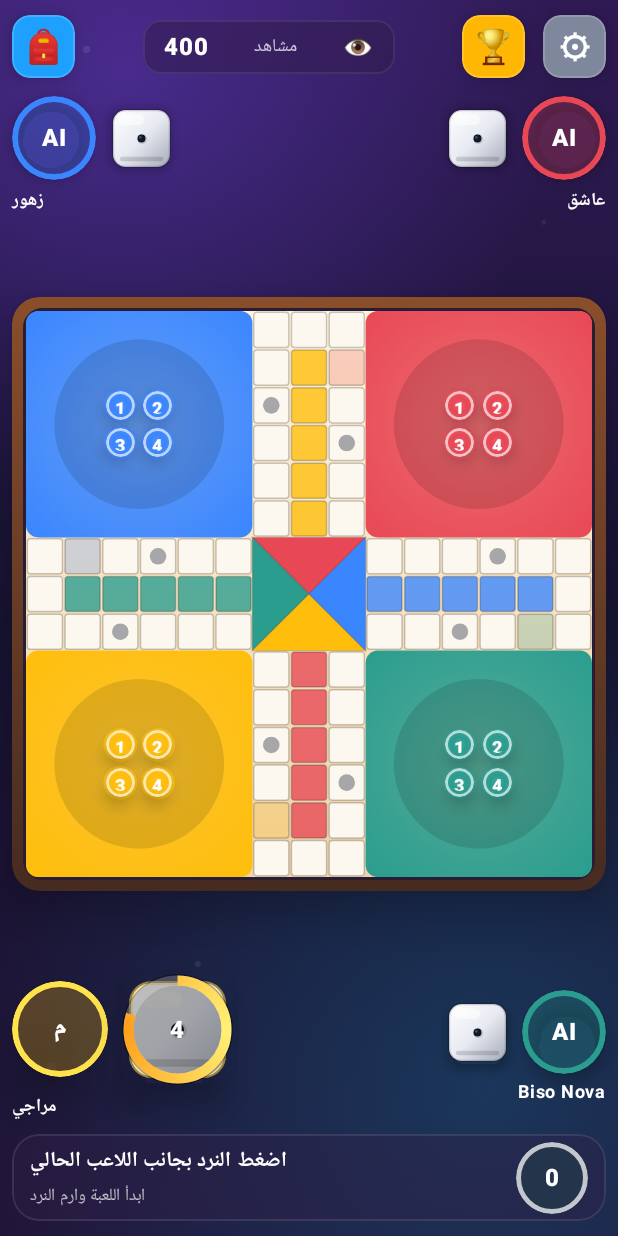
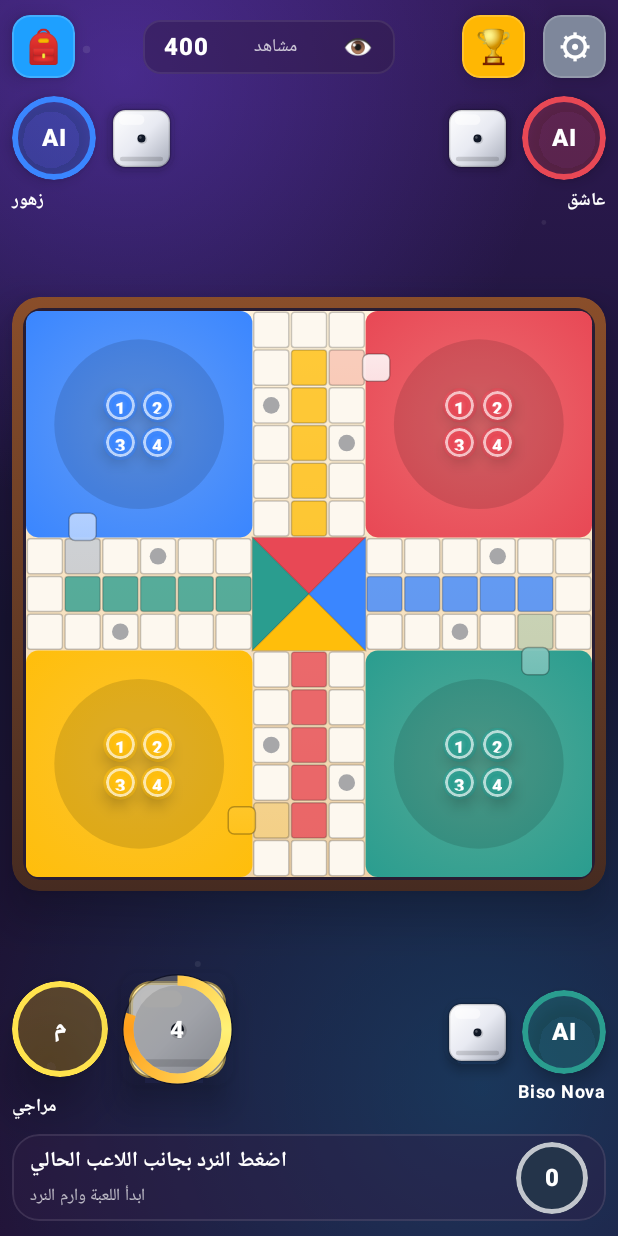
Before and after one commit to hamza2234/New, an Android app built with Jetpack Compose: the screen it shows after launch (MainActivity), after a tap on "ابدأ", on a phone screen of 412 x 824 dp. Run offline under Robolectric (Android 15) with nearby library versions, the phone set to English and light mode, and no system bars; 3 other taps on this screen came first.

Commit message:
Fix board doors and visual move path
Co-authored-by: hamza2234 <hamza2234@users.noreply.github.com>

```diff
--- a/app/src/main/java/com/example/ludo/LudoScreen.kt
+++ b/app/src/main/java/com/example/ludo/LudoScreen.kt
@@ -85,6 +85,7 @@ fun LudoScreen(
     var moveCountdown by remember { mutableIntStateOf(0) }
     var isPieceAnimating by remember { mutableStateOf(false) }
     val visualProgressOverrides = remember { mutableStateMapOf<Int, Int>() }
+    val visualPointOverrides = remember { mutableStateMapOf<Int, BoardPoint>() }
 
     suspend fun playDiceRoll(snapshot: LudoUiState, fast: Boolean = false): LudoUiState {
         isDiceRolling = true
@@ -108,7 +109,7 @@ fun LudoScreen(
     suspend fun rollAndResolve(snapshot: LudoUiState, fast: Boolean = false): LudoUiState {
         val rolled = playDiceRoll(snapshot, fast = fast)
         return if (!rolled.canRoll && rolled.availablePieceIds.isEmpty() && rolled.winner == null) {
-            delay(if (fast) 180 else 850)
+            delay(2_000)
             engine.skipTurn(rolled)
         } else {
             rolled
@@ -120,21 +121,28 @@ fun LudoScreen(
         val dice = snapshot.diceValue ?: return snapshot
         val piece = snapshot.pieces.firstOrNull { it.id == pieceId } ?: return snapshot
         val target = engine.targetProgressFor(piece, dice) ?: return snapshot
-        val visualSteps = when {
+        val progressSteps = when {
             piece.progress == HOME_PROGRESS -> listOf(FIRST_TRACK_PROGRESS)
             target > piece.progress -> ((piece.progress + 1)..target).toList()
             else -> listOf(target)
         }
+        val visualSteps = if (piece.progress == HOME_PROGRESS) {
+            listOf(LudoBoardLayout.doorPoint(piece.owner)) +
+                progressSteps.map { progress -> LudoBoardLayout.pointFor(piece.owner, progress) }
+        } else {
+            progressSteps.map { progress -> LudoBoardLayout.pointFor(piece.owner, progress) }
+        }
 
         isPieceAnimating = true
         rollCountdown = 0
         moveCountdown = 0
-        visualSteps.forEachIndexed { index, progress ->
-            visualProgressOverrides[pieceId] = progress
-            delay(if (index == 0 && piece.progress == HOME_PROGRESS) 520 else 310)
+        visualSteps.forEachIndexed { index, point ->
+            visualPointOverrides[pieceId] = point
+            delay(if (index == 0 && piece.progress == HOME_PROGRESS) 360 else 300)
         }
         val moved = engine.movePiece(snapshot, pieceId)
         delay(160)
+        visualPointOverrides.remove(pieceId)
         visualProgressOverrides.remove(pieceId)
         isPieceAnimating = false
         return moved
@@ -238,6 +246,7 @@ fun LudoScreen(
                 rollCountdown = rollCountdown,
                 moveCountdown = moveCountdown,
                 visualProgressOverrides = visualProgressOverrides,
+                visualPointOverrides = visualPointOverrides,
                 onRollDice = {
                     if (!isDiceRolling && !isPieceAnimating && state.canRoll) {
                         val snapshot = state
@@ -256,6 +265,7 @@ fun LudoScreen(
                 },
                 onReset = {
                     visualProgressOverrides.clear()
+                    visualPointOverrides.clear()
                     rollCountdown = 0
                     moveCountdown = 0
                     state = engine.reset(selectedMode)
@@ -273,6 +283,7 @@ fun LudoScreen(
                 onStakeChanged = { stake = it.coerceIn(100, 100_000) },
                 onStart = {
                     visualProgressOverrides.clear()
+                    visualPointOverrides.clear()
                     rollCountdown = 0
                     moveCountdown = 0
                     state = engine.reset(selectedMode)
@@ -585,6 +596,7 @@ private fun GameTableScreen(
     rollCountdown: Int,
     moveCountdown: Int,
     visualProgressOverrides: Map<Int, Int>,
+    visualPointOverrides: Map<Int, BoardPoint>,
     onRollDice: () -> Unit,
     onPieceClick: (Int) -> Unit,
     onReset: () -> Unit,
@@ -611,6 +623,7 @@ private fun GameTableScreen(
         LudoBoardStage(
             state = state,
             visualProgressOverrides = visualProgressOverrides,
+            visualPointOverrides = visualPointOverrides,
             onPieceClick = onPieceClick,
             modifier = Modifier
                 .fillMaxWidth()
@@ -1021,6 +1034,7 @@ private fun CountdownClock(
 private fun LudoBoardStage(
     state: LudoUiState,
     visualProgressOverrides: Map<Int, Int>,
+    visualPointOverrides: Map<Int, BoardPoint>,
     onPieceClick: (Int) -> Unit,
     modifier: Modifier = Modifier,
 ) {
@@ -1047,6 +1061,7 @@ private fun LudoBoardStage(
                 LudoBoard(
                     state = state,
                     visualProgressOverrides = visualProgressOverrides,
+                    visualPointOverrides = visualPointOverrides,
                     onPieceClick = onPieceClick,
                     modifier = Modifier.fillMaxSize(),
                 )
@@ -1059,6 +1074,7 @@ private fun LudoBoardStage(
 private fun LudoBoard(
     state: LudoUiState,
     visualProgressOverrides: Map<Int, Int>,
+    visualPointOverrides: Map<Int, BoardPoint>,
     onPieceClick: (Int) -> Unit,
     modifier: Modifier = Modifier,
 ) {
@@ -1074,7 +1090,7 @@ private fun LudoBoard(
         }
         val pieceTargets = remember(visualPieces) {
             visualPieces.associate { piece -> piece.id to LudoBoardLayout.cellForPiece(piece) }
-        }
+        } + visualPointOverrides
         val occupied = pieceTargets.entries.groupBy { it.value.occupancyKey }
 
         Box(modifier = Modifier.size(boardSize)) {
@@ -1425,6 +1441,24 @@ private fun androidx.compose.ui.graphics.drawscope.DrawScope.drawPremiumBoard()
         }
     }
 
+    LudoBoardLayout.doorPoints.forEach { (color, point) ->
+        drawRoundRect(
+            brush = Brush.verticalGradient(
+                listOf(Color.White.copy(alpha = 0.95f), color.toColor().copy(alpha = 0.92f)),
+            ),
+            topLeft = Offset((point.centerX - 0.36f) * cell, (point.centerY - 0.36f) * cell),
+            size = Size(cell * 0.72f, cell * 0.72f),
+            cornerRadius = CornerRadius(cell * 0.16f),
+        )
+        drawRoundRect(
+            color = Color.Black.copy(alpha = 0.28f),
+            topLeft = Offset((point.centerX - 0.36f) * cell, (point.centerY - 0.36f) * cell),
+            size = Size(cell * 0.72f, cell * 0.72f),
+            cornerRadius = CornerRadius(cell * 0.16f),
+            style = Stroke(cell * 0.04f),
+        )
+    }
+
     drawTriangleCenter(cell, LudoPlayerColor.Red.toColor(), top = true)
     drawTriangleCenter(cell, LudoPlayerColor.Green.toColor(), left = true)
     drawTriangleCenter(cell, LudoPlayerColor.Yellow.toColor(), bottom = true)
@@ -1562,19 +1596,29 @@ private object LudoBoardLayout {
         HomeBlock(LudoPlayerColor.Green, 9, 9),
     )
 
+    val doorPoints = mapOf(
+        LudoPlayerColor.Yellow to BoardPoint(5.72f, 13.5f),
+        LudoPlayerColor.Blue to BoardPoint(1.5f, 5.72f),
+        LudoPlayerColor.Red to BoardPoint(9.28f, 1.5f),
+        LudoPlayerColor.Green to BoardPoint(13.5f, 9.28f),
+    )
+
     val starCells = setOf(2, 8, 15, 21, 28, 34, 41, 47)
 
-    fun cellForPiece(piece: LudoPiece): BoardPoint {
+    fun doorPoint(color: LudoPlayerColor): BoardPoint =
+        doorPoints.getValue(color)
+
+    fun pointFor(owner: LudoPlayerColor, progress: Int): BoardPoint {
         val grid = when {
-            piece.progress == HOME_PROGRESS -> homeYards.getValue(piece.owner)[piece.id % PIECES_PER_PLAYER]
-            piece.progress in FIRST_TRACK_PROGRESS..LAST_TRACK_PROGRESS -> {
-                val absoluteIndex = (piece.owner.startCell + piece.progress) % trackCells.size
+            progress in FIRST_TRACK_PROGRESS..LAST_TRACK_PROGRESS -> {
+                val absoluteIndex = (owner.startCell + progress) % trackCells.size
                 trackCells[absoluteIndex]
             }
-            else -> {
-                val laneIndex = (piece.progress - FIRST_HOME_LANE_PROGRESS).coerceIn(0, PIECES_PER_PLAYER + 1)
-                homeLanes.getValue(piece.owner)[laneIndex]
-            }
+            progress >= FIRST_HOME_LANE_PROGRESS -> {
+                val laneIndex = (progress - FIRST_HOME_LANE_PROGRESS).coerceIn(0, PIECES_PER_PLAYER + 1)
+                homeLanes.getValue(owner)[laneIndex]
+            }
+            else -> return doorPoint(owner)
         }
         return BoardPoint(
             centerX = grid.col + 0.5f,
@@ -1582,6 +1626,17 @@ private object LudoBoardLayout {
         )
     }
 
+    fun cellForPiece(piece: LudoPiece): BoardPoint {
+        if (piece.progress != HOME_PROGRESS) {
+            return pointFor(piece.owner, piece.progress)
+        }
+        val grid = homeYards.getValue(piece.owner)[piece.id % PIECES_PER_PLAYER]
+        return BoardPoint(
+            centerX = grid.col + 0.5f,
+            centerY = grid.row + 0.5f,
+        )
+    }
+
     fun safeCellColor(trackIndex: Int): LudoPlayerColor? =
         LudoPlayerColor.entries.firstOrNull { it.startCell == trackIndex }
 }
```
Also changed, not shown: 1 other file.
